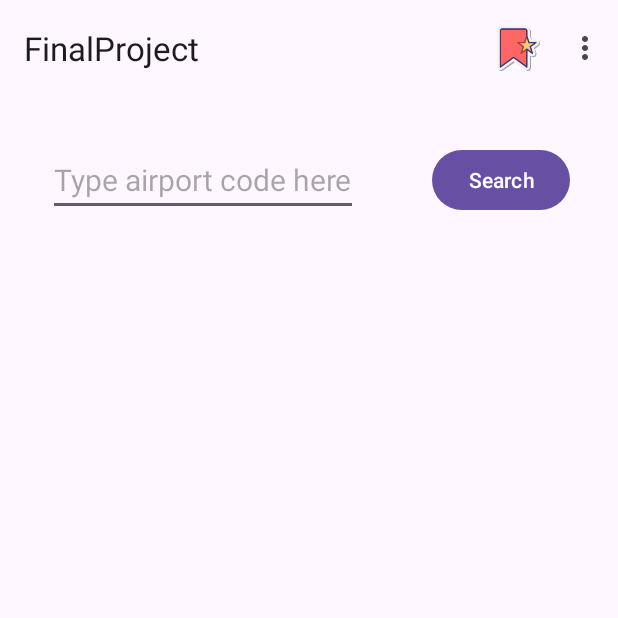
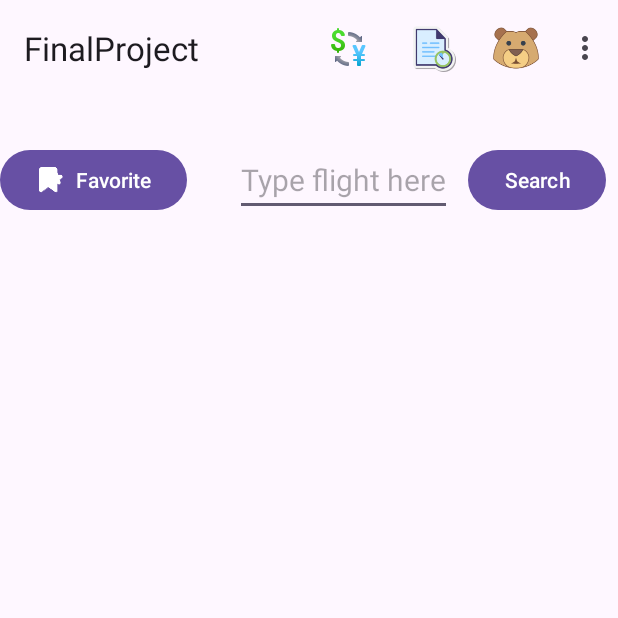
Before and after one commit to YutianCai/FinalProject, an Android app: the screen it shows after launch (FlightRoom), after a tap on "Flight Tracker", on a phone screen of 412 x 824 dp, the top half of it. Run offline under Robolectric (Android 15) with nearby library versions, the light colour scheme and no system bars; our stand-ins replace Room's generated code.

Commit message:
July 15 - Flight Part, step 3, add four pictures and adjusted some strings

```diff
--- a/app/src/main/java/algonquin/cst2335/finalproject/MainActivity.java
+++ b/app/src/main/java/algonquin/cst2335/finalproject/MainActivity.java
@@ -22,6 +22,18 @@ public class MainActivity extends AppCompatActivity {
             startActivity(nextPage);
         });
 
+        mainBinding.currency.setOnClickListener(clk ->{
+            // TODO: switch to currency page
+        });
+
+        mainBinding.trivia.setOnClickListener(clk ->{
+            // TODO: switch to trivia page
+        });
+
+        mainBinding.bear.setOnClickListener(clk ->{
+            // TODO: switch to bear page
+        });
+
 
     }
 }
--- a/app/src/main/res/layout/activity_flight.xml
+++ b/app/src/main/res/layout/activity_flight.xml
@@ -20,17 +20,26 @@
         android:layout_height="wrap_content"
         android:layout_marginStart="32dp"
         android:layout_marginTop="32dp"
-        android:hint="@string/type_airport_code"
-        app:layout_constraintStart_toStartOf="parent"
+        android:hint="@string/type_here"
+        app:layout_constraintStart_toEndOf="@id/favoriteButton"
         app:layout_constraintTop_toBottomOf="@id/myToolbar"
         android:autofillHints=""
         android:inputType="text" />
 
     <Button
+        android:id="@+id/favoriteButton"
+        android:layout_width="wrap_content"
+        android:layout_height="wrap_content"
+        android:text="@string/favorite"
+        app:icon="@drawable/favorites"
+        app:layout_constraintStart_toStartOf="parent"
+        app:layout_constraintTop_toTopOf="@+id/textInput" />
+
+    <Button
         android:id="@+id/searchButton"
         android:layout_width="wrap_content"
         android:layout_height="wrap_content"
-        android:layout_marginEnd="32dp"
+        android:layout_marginEnd="8dp"
         android:text="@string/search"
         app:layout_constraintEnd_toEndOf="parent"
         app:layout_constraintTop_toTopOf="@+id/textInput" />
--- a/app/src/main/res/menu/menu_flight.xml
+++ b/app/src/main/res/menu/menu_flight.xml
@@ -3,14 +3,26 @@
     xmlns:app="http://schemas.android.com/apk/res-auto">
 
     <item
-        android:id="@+id/savedFlights"
-        android:icon="@drawable/favorites"
-        android:title="@string/saved_flights"
-        app:showAsAction="ifRoom" />
+        android:id="@+id/currency"
+        android:icon="@drawable/currency"
+        android:title="@string/currency"
+        app:showAsAction="always" />
 
     <item
-        android:id="@+id/about"
-        android:title="@string/about"
+        android:id="@+id/trivia"
+        android:icon="@drawable/trivia"
+        android:title="@string/trivia"
+        app:showAsAction="always" />
+
+    <item
+        android:id="@+id/bear"
+        android:icon="@drawable/bear"
+        android:title="@string/bear"
+        app:showAsAction="always" />
+
+    <item
+        android:id="@+id/help"
+        android:title="@string/help"
         app:showAsAction="never" />
 
 </menu>
--- a/app/src/main/res/values/strings.xml
+++ b/app/src/main/res/values/strings.xml
@@ -5,8 +5,9 @@
     <string name="currency">Currency Converter</string>
     <string name="trivia">Trivia Question </string>
     <string name="bear">Bear Image </string>
-    <string name="type_airport_code">Type airport code here </string>
+    <string name="type_here">Type flight here </string>
+    <string name="favorite">Favorite </string>
     <string name="search">Search </string>
     <string name="saved_flights">Saved flights</string>
-    <string name="about">About </string>
+    <string name="help">Help </string>
 </resources>
```
Also changed, not shown: app/src/main/java/algonquin/cst2335/finalproject/FlightRoom.java (+22 -51 lines), app/src/main/res/drawable/bear.png (added), app/src/main/res/drawable/currency.png (added), app/src/main/res/drawable/flight.png (added), app/src/main/res/drawable/trivia.png (added), 1 other file.
